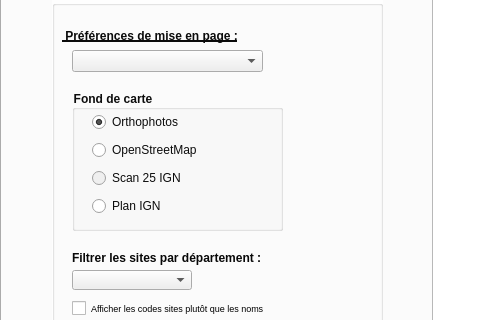
The window that map_cen_dialog_base.ui (CEN-Nouvelle-Aquitaine/MapCEN) describes before a commit, drawn with Qt 5; both pictures show x 0 to 480 and y 96 to 416 of the 1150 by 778 pixel window.
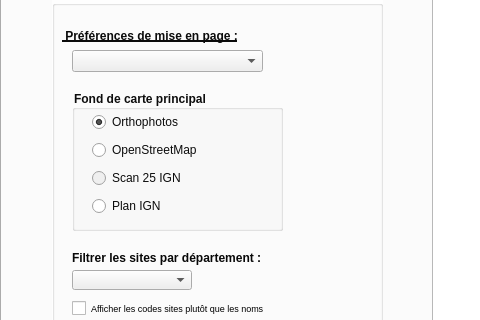
The same window after the commit. Icons and pictures are not drawn. Custom widgets are drawn as their Qt base class.

Diff of the .ui file:
```diff
--- a/map_cen_dialog_base.ui
+++ b/map_cen_dialog_base.ui
@@ -98,7 +98,7 @@
        <string notr="true">color: rgb(13, 13, 13);</string>
       </property>
       <property name="title">
-       <string>Fond de carte</string>
+       <string>Fond de carte principal</string>
       </property>
       <widget class="QWidget" name="verticalLayoutWidget">
        <property name="geometry">
```
Left out of the diff: 2 changed lines with no effect on the pictures.
